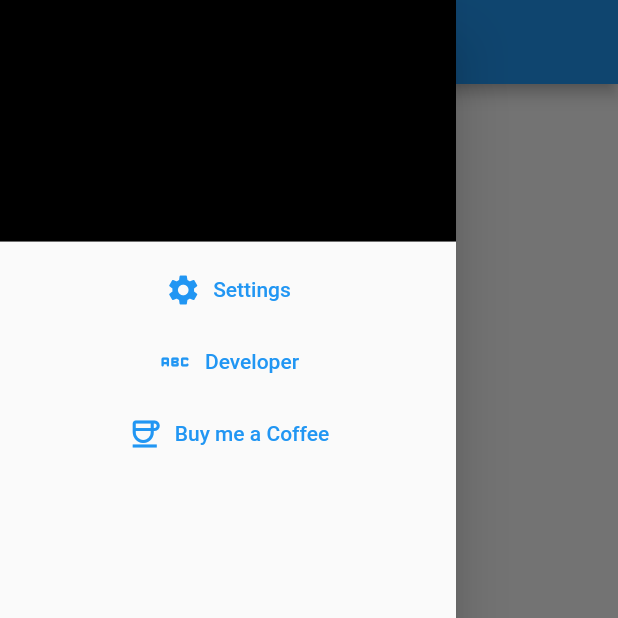
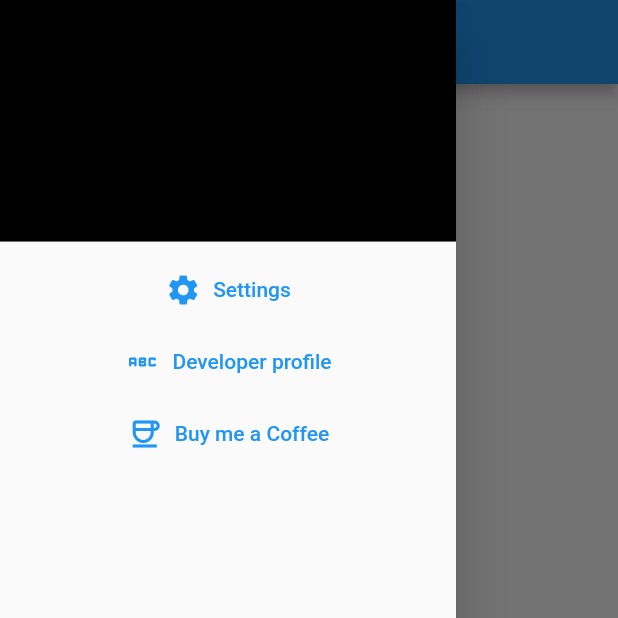
Before and after one commit to Shadabdullah/wallpy, a Flutter app: the screen it shows after launch, with the side drawer open, on a phone screen of 412 x 824 dp, the top half of it. Run offline on Flutter 3.47's test engine with Material 2 defaults, Android fonts, the phone set to English and light mode, and no system bars; our stand-ins replace google_fonts.

Commit message:
developer

```diff
--- a/wallpy/lib/screens/drawer.dart
+++ b/wallpy/lib/screens/drawer.dart
@@ -22,7 +22,7 @@ class DrawerScreen extends StatelessWidget {
             TextButton.icon(
               onPressed: () {},
               icon: const Icon(Icons.abc_rounded),
-              label: const Text("Developer"),
+              label: const Text("Developer profile"),
             ),
             TextButton.icon(
                 onPressed: () {},
```
